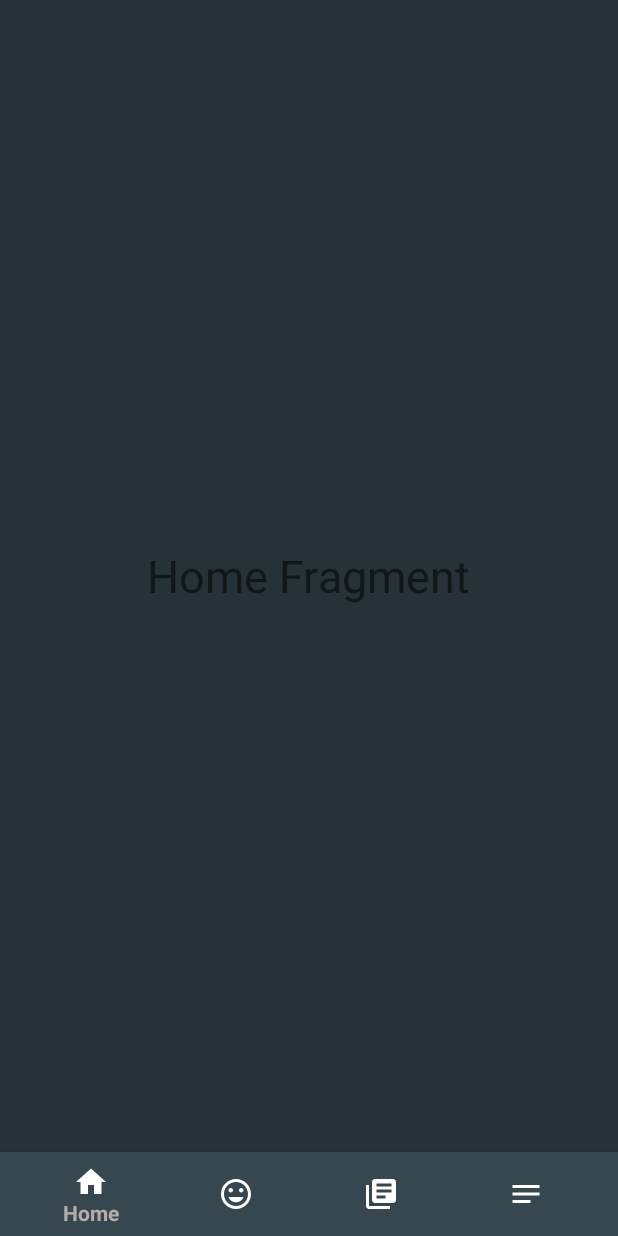
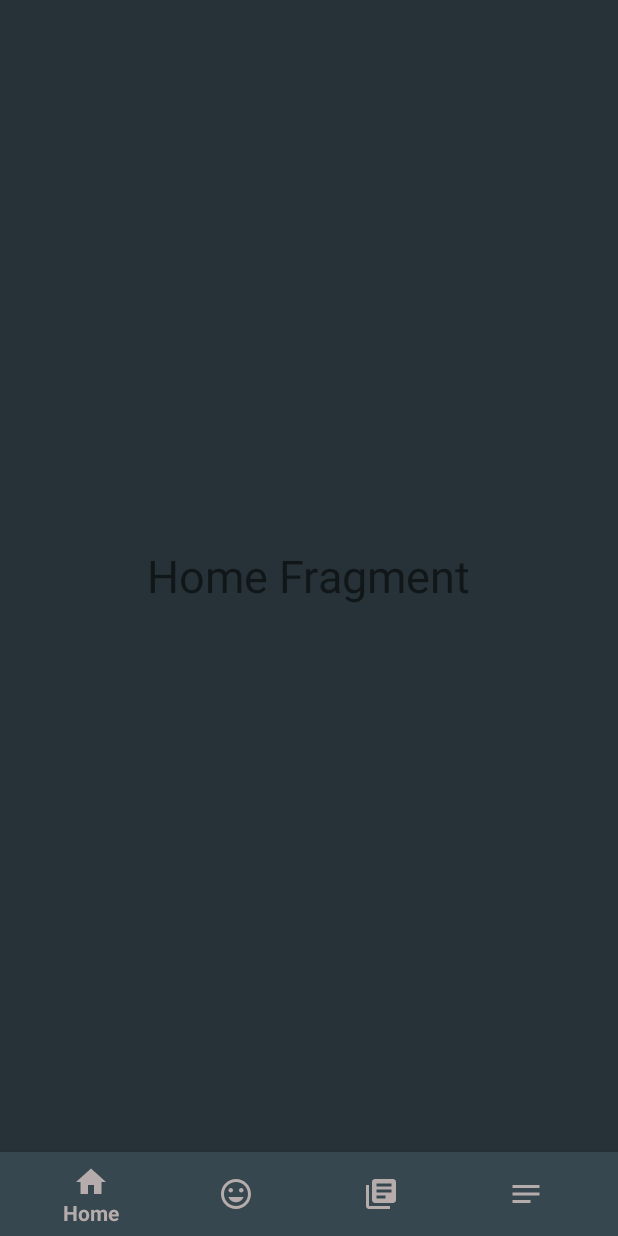
Before and after one commit to BigBrainBois/CSCI455_Student_Productivity_and_Reflection_App, an Android app: the Dashboard screen opened directly, with no data from a screen before it, on a phone screen of 412 x 824 dp. Run offline under Robolectric (Android 15) with nearby library versions, the phone set to English and light mode, and no system bars.

Commit message:
changed back color

```diff
--- a/app/src/main/res/layout/activity_dashboard.xml
+++ b/app/src/main/res/layout/activity_dashboard.xml
@@ -20,7 +20,7 @@
         android:layout_alignParentBottom="true"
         app:menu="@menu/bottom_navigation"
         app:itemTextColor="@color/lightgray"
-        app:itemIconTint="@color/white"
+        app:itemIconTint="@color/lightgray"
         android:background="@color/tertiary"/>
 
 </RelativeLayout>
```
